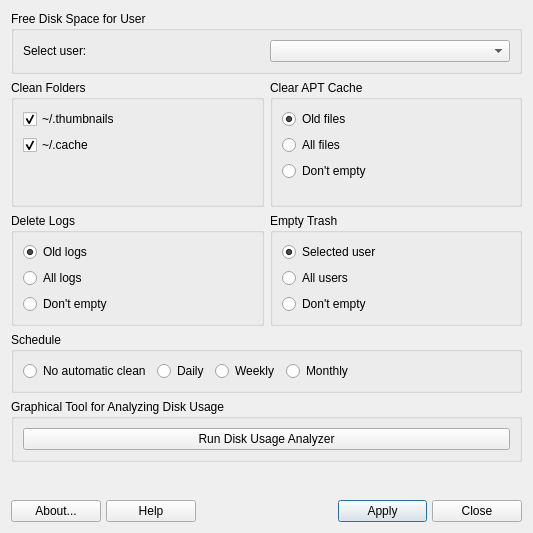
The window that mainwindow.ui (MX-Linux/mx-cleanup) describes before a commit, drawn with Qt 5.
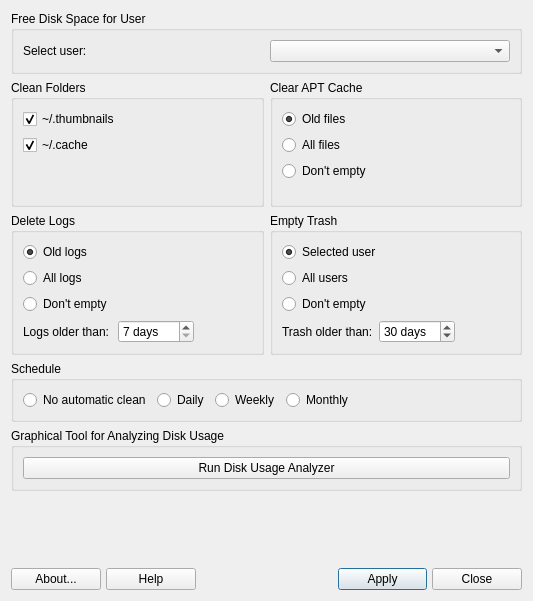
The same window after the commit. Icons and pictures are not drawn.

Commit message: added older than option for logs and trash

```diff
--- a/mainwindow.ui
+++ b/mainwindow.ui
@@ -7,7 +7,7 @@
     <x>0</x>
     <y>0</y>
     <width>533</width>
-    <height>533</height>
+    <height>601</height>
    </rect>
   </property>
   <property name="windowTitle">
@@ -74,79 +74,6 @@
      </layout>
     </widget>
    </item>
-   <item row="4" column="0">
-    <widget class="QGroupBox" name="groupBox_6">
-     <property name="sizePolicy">
-      <sizepolicy hsizetype="Expanding" vsizetype="Preferred">
-       <horstretch>0</horstretch>
-       <verstretch>0</verstretch>
-      </sizepolicy>
-     </property>
-     <property name="title">
-      <string>Delete Logs</string>
-     </property>
-     <layout class="QVBoxLayout" name="verticalLayout_7">
-      <item>
-       <widget class="QRadioButton" name="oldLogsRB">
-        <property name="sizePolicy">
-         <sizepolicy hsizetype="Expanding" vsizetype="Fixed">
-          <horstretch>0</horstretch>
-          <verstretch>0</verstretch>
-         </sizepolicy>
-        </property>
-        <property name="text">
-         <string>Old logs</string>
-        </property>
-        <property name="checked">
-         <bool>true</bool>
-        </property>
-        <property name="autoExclusive">
-         <bool>true</bool>
-        </property>
-       </widget>
-      </item>
-      <item>
-       <widget class="QRadioButton" name="allLogsRB">
-        <property name="sizePolicy">
-         <sizepolicy hsizetype="Expanding" vsizetype="Fixed">
-          <horstretch>0</horstretch>
-          <verstretch>0</verstretch>
-         </sizepolicy>
-        </property>
-        <property name="text">
-         <string>All logs</string>
-        </property>
-        <property name="checked">
-         <bool>false</bool>
-        </property>
-        <property name="autoExclusive">
-         <bool>true</bool>
-        </property>
-       </widget>
-      </item>
-      <item>
-       <widget class="QRadioButton" name="noCleanLogsRB">
-        <property name="text">
-         <string>Don't empty</string>
-        </property>
-       </widget>
-      </item>
-      <item>
-       <spacer name="verticalSpacer_4">
-        <property name="orientation">
-         <enum>Qt::Vertical</enum>
-        </property>
-        <property name="sizeHint" stdset="0">
-         <size>
-          <width>20</width>
-          <height>0</height>
-         </size>
-        </property>
-       </spacer>
-      </item>
-     </layout>
-    </widget>
-   </item>
    <item row="8" column="0" colspan="2">
     <spacer name="verticalSpacer">
      <property name="orientation">
@@ -348,8 +275,48 @@
      <property name="title">
       <string>Empty Trash</string>
      </property>
-     <layout class="QVBoxLayout" name="verticalLayout_2">
-      <item>
+     <layout class="QGridLayout" name="gridLayout_2">
+      <item row="3" column="0">
+       <widget class="QLabel" name="labelTrashOlder">
+        <property name="text">
+         <string>Trash older than:</string>
+        </property>
+       </widget>
+      </item>
+      <item row="2" column="0" colspan="3">
+       <widget class="QRadioButton" name="noCleanTrashRB">
+        <property name="text">
+         <string>Don't empty</string>
+        </property>
+       </widget>
+      </item>
+      <item row="3" column="1">
+       <widget class="QSpinBox" name="spinBoxTrash">
+        <property name="suffix">
+         <string> days</string>
+        </property>
+        <property name="maximum">
+         <number>365</number>
+        </property>
+        <property name="value">
+         <number>30</number>
+        </property>
+       </widget>
+      </item>
+      <item row="1" column="0" colspan="3">
+       <widget class="QRadioButton" name="allUsersCB">
+        <property name="sizePolicy">
+         <sizepolicy hsizetype="Expanding" vsizetype="Fixed">
+          <horstretch>0</horstretch>
+          <verstretch>0</verstretch>
+         </sizepolicy>
+        </property>
+        <property name="text">
+         <string>All users</string>
+        </property>
+       </widget>
+      </item>
+      <item row="0" column="0" colspan="3">
        <widget class="QRadioButton" name="selectedUserCB">
         <property name="sizePolicy">
          <sizepolicy hsizetype="Expanding" vsizetype="Fixed">
@@ -368,27 +335,7 @@
         </property>
        </widget>
       </item>
-      <item>
-       <widget class="QRadioButton" name="allUsersCB">
-        <property name="sizePolicy">
-         <sizepolicy hsizetype="Expanding" vsizetype="Fixed">
-          <horstretch>0</horstretch>
-          <verstretch>0</verstretch>
-         </sizepolicy>
-        </property>
-        <property name="text">
-         <string>All users</string>
-        </property>
-       </widget>
-      </item>
-      <item>
-       <widget class="QRadioButton" name="noCleanTrashRB">
-        <property name="text">
-         <string>Don't empty</string>
-        </property>
-       </widget>
-      </item>
-      <item>
+      <item row="4" column="0">
        <spacer name="verticalSpacer_5">
         <property name="orientation">
          <enum>Qt::Vertical</enum>
@@ -401,6 +348,19 @@
         </property>
        </spacer>
       </item>
+      <item row="3" column="2">
+       <spacer name="horizontalSpacer_3">
+        <property name="orientation">
+         <enum>Qt::Horizontal</enum>
+        </property>
+        <property name="sizeHint" stdset="0">
+         <size>
+          <width>40</width>
+          <height>20</height>
+         </size>
+        </property>
+       </spacer>
+      </item>
      </layout>
     </widget>
    </item>
@@ -594,6 +554,115 @@
      </layout>
     </widget>
    </item>
+   <item row="4" column="0">
+    <widget class="QGroupBox" name="groupBoxLogs">
+     <property name="sizePolicy">
+      <sizepolicy hsizetype="Expanding" vsizetype="Preferred">
+       <horstretch>0</horstretch>
+       <verstretch>0</verstretch>
+      </sizepolicy>
+     </property>
+     <property name="title">
+      <string>Delete Logs</string>
+     </property>
+     <layout class="QGridLayout" name="gridLayout_3">
+      <item row="4" column="0">
+       <spacer name="verticalSpacer_4">
+        <property name="orientation">
+         <enum>Qt::Vertical</enum>
+        </property>
+        <property name="sizeHint" stdset="0">
+         <size>
+          <width>20</width>
+          <height>0</height>
+         </size>
+        </property>
+       </spacer>
+      </item>
+      <item row="1" column="0">
+       <widget class="QRadioButton" name="allLogsRB">
+        <property name="sizePolicy">
+         <sizepolicy hsizetype="Expanding" vsizetype="Fixed">
+          <horstretch>0</horstretch>
+          <verstretch>0</verstretch>
+         </sizepolicy>
+        </property>
+        <property name="text">
+         <string>All logs</string>
+        </property>
+        <property name="checked">
+         <bool>false</bool>
+        </property>
+        <property name="autoExclusive">
+         <bool>true</bool>
+        </property>
+       </widget>
+      </item>
+      <item row="2" column="0">
+       <widget class="QRadioButton" name="noCleanLogsRB">
+        <property name="text">
+         <string>Don't empty</string>
+        </property>
+       </widget>
+      </item>
+      <item row="0" column="0">
+       <widget class="QRadioButton" name="oldLogsRB">
+        <property name="sizePolicy">
+         <sizepolicy hsizetype="Expanding" vsizetype="Fixed">
+          <horstretch>0</horstretch>
+          <verstretch>0</verstretch>
+         </sizepolicy>
+        </property>
+        <property name="text">
+         <string>Old logs</string>
+        </property>
+        <property name="checked">
+         <bool>true</bool>
+        </property>
+        <property name="autoExclusive">
+         <bool>true</bool>
+        </property>
+       </widget>
+      </item>
+      <item row="3" column="1">
+       <widget class="QSpinBox" name="spinBoxLogs">
+        <property name="suffix">
+         <string> days</string>
+        </property>
+        <property name="prefix">
+         <string/>
+        </property>
+        <property name="minimum">
+         <number>7</number>
+        </property>
+        <property name="maximum">
+         <number>365</number>
+        </property>
+       </widget>
+      </item>
+      <item row="3" column="0">
+       <widget class="QLabel" name="labelLogsOlder">
+        <property name="text">
+         <string>Logs older than:</string>
+        </property>
+       </widget>
+      </item>
+      <item row="3" column="2">
+       <spacer name="horizontalSpacer_2">
+        <property name="orientation">
+         <enum>Qt::Horizontal</enum>
+        </property>
+        <property name="sizeHint" stdset="0">
+         <size>
+          <width>40</width>
+          <height>20</height>
+         </size>
+        </property>
+       </spacer>
+      </item>
+     </layout>
+    </widget>
+   </item>
   </layout>
  </widget>
  <resources>
```
Left out of the diff: 10 changed lines with no effect on the pictures. The commit also changes 55 other files.
